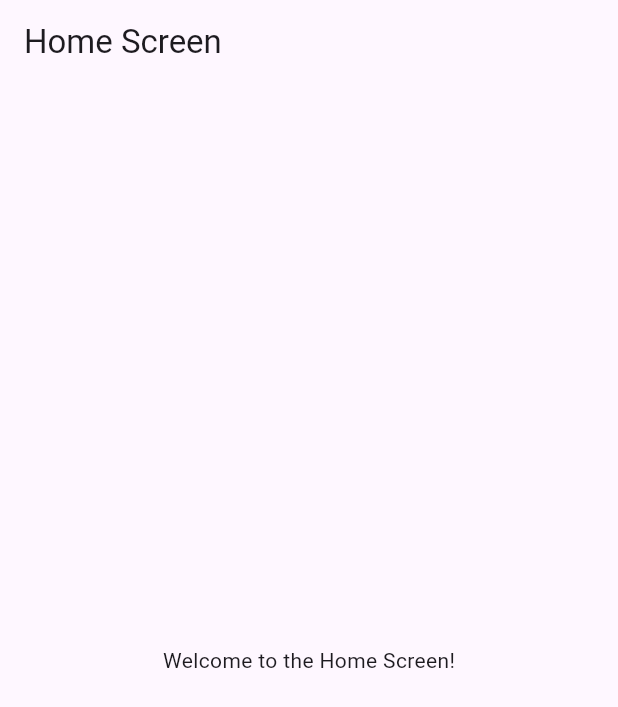
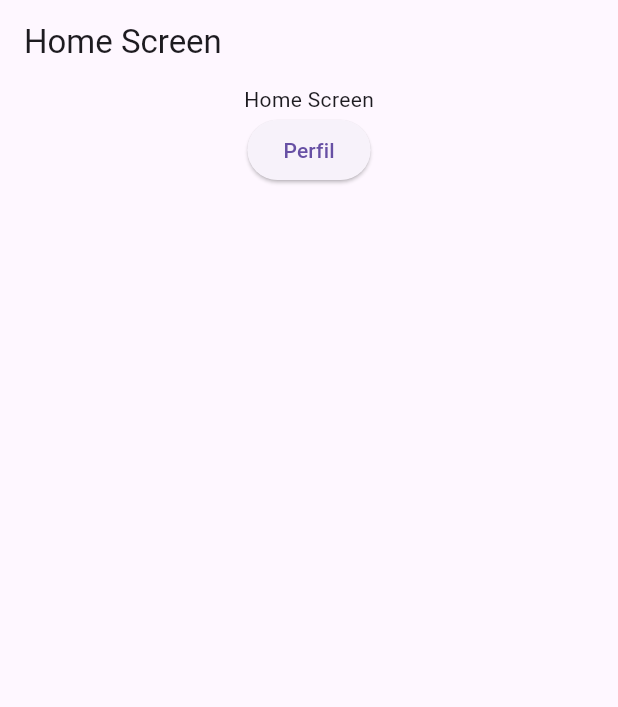
Before and after one commit to SamuelVar05/Proyecto_IngeSoft, a Flutter app: the HomeScreen screen opened by its route, on a phone screen of 412 x 824 dp. Shown: the top 707 px of the screen. Run offline on Flutter 3.47's test engine with Material 3 defaults, Android fonts, the light colour scheme and no system bars; our stand-ins replace dio, equatable, flutter_bloc, flutter_form_builder, form_builder_validators, get_it and 4 more; accounts and stored records are empty; generated files the repository leaves out were written again.

Commit message:
Add navigation button to HomeScreen for profile access

```diff
--- a/Proyecto/Frontend/chazapp/lib/src/features/auth/presentation/screens/home_screen.dart
+++ b/Proyecto/Frontend/chazapp/lib/src/features/auth/presentation/screens/home_screen.dart
@@ -1,4 +1,5 @@
 import 'package:flutter/material.dart';
+import 'package:go_router/go_router.dart';
 
 class HomeScreen extends StatelessWidget {
   const HomeScreen({super.key});
@@ -9,8 +10,18 @@ class HomeScreen extends StatelessWidget {
       appBar: AppBar(
         title: const Text('Home Screen'),
       ),
-      body: const Center(
-        child: Text('Welcome to the Home Screen!'),
+      body: Center(
+        child: Column(
+          children: [
+            const Text('Home Screen'),
+            ElevatedButton(
+              onPressed: () {
+                context.go("/profile");
+              },
+              child: const Text("Perfil"),
+            )
+          ],
+        ),
       ),
     );
   }
```
